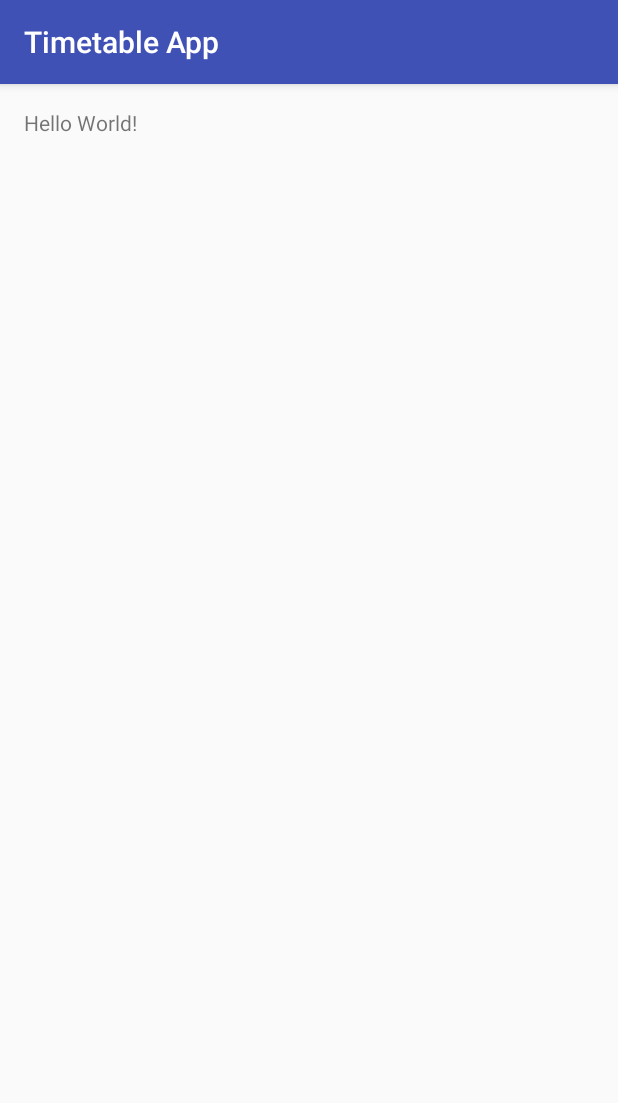
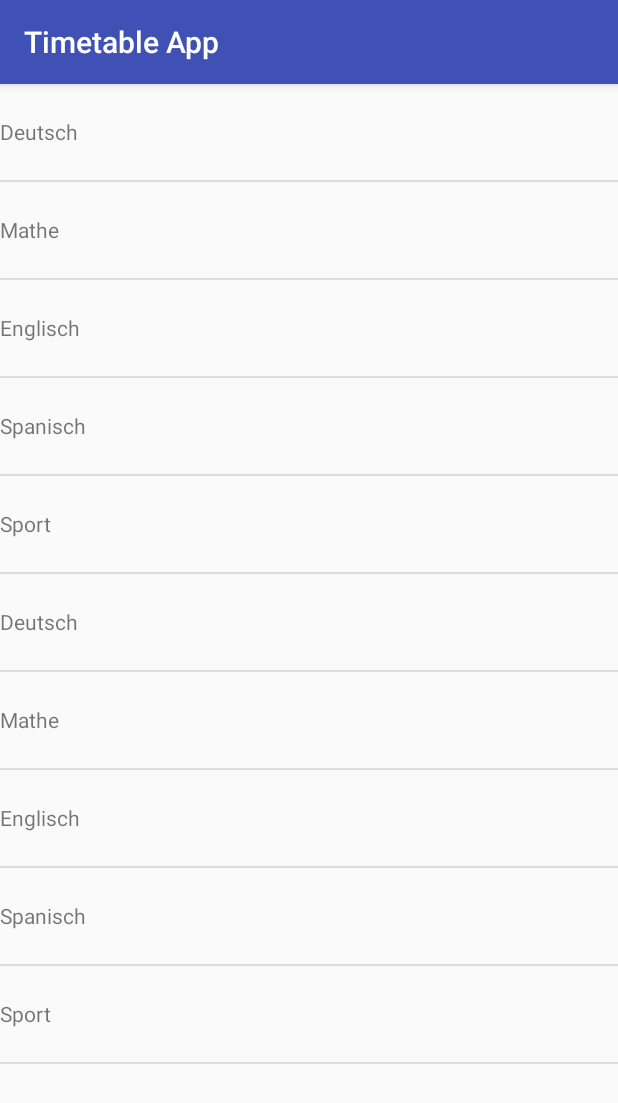
Before and after one commit to linkspote/timetable-app, an Android app: the screen it shows after launch (MainActivity), on a phone screen of 412 x 824 dp. Shown: the top 1103 px of the screen. Run offline under Robolectric (Android 15) with nearby library versions, the phone set to English and light mode, and no system bars.

Commit message:
[Feature] Added Fragment for ListView to show day or week data (only example data) [Feature] Added permission request for internet [Feature] Updated README.md [Feature] Updated and added layout files

```diff
--- a/app/src/main/AndroidManifest.xml
+++ b/app/src/main/AndroidManifest.xml
@@ -1,6 +1,8 @@
 <?xml version="1.0" encoding="utf-8"?>
 <manifest xmlns:android="http://schemas.android.com/apk/res/android"
     package="com.it_project.fg15a.timetable_app">
+
+    <uses-permission android:name="android.permission.INTERNET" />
 
     <application
         android:allowBackup="true"
--- /dev/null
+++ b/app/src/main/java/com/it_project/fg15a/timetable_app/MainActivityFragment.java
@@ -0,0 +1,48 @@
+package com.it_project.fg15a.timetable_app;
+
+import android.os.Bundle;
+import android.app.Fragment;
+import android.view.LayoutInflater;
+import android.view.View;
+import android.view.ViewGroup;
+import android.widget.ArrayAdapter;
+import android.widget.ListView;
+
+import java.util.ArrayList;
+import java.util.Arrays;
+import java.util.List;
+
+public class MainActivityFragment extends Fragment {
+
+    public MainActivityFragment() {
+    }
+
+    @Override
+    public View onCreateView(LayoutInflater inflater, ViewGroup container,
+                             Bundle savedInstanceState) {
+        String [] arrHours = {
+                "Deutsch",
+                "Mathe",
+                "Englisch",
+                "Spanisch",
+                "Sport",
+                "Deutsch",
+                "Mathe",
+                "Englisch",
+                "Spanisch",
+                "Sport"
+        }; // array with example data for ListView fragment
+
+        List<String> lsHours = new ArrayList<>(Arrays.asList(arrHours)); // turn Array into List
+
+        ArrayAdapter<String> arradHours = new ArrayAdapter<>(
+                getActivity(), R.layout.list_item_hours, R.id.tv_Hours, lsHours);
+
+        View vwRoot = inflater.inflate(R.layout.fragment_main, container, false);
+
+        ListView lvHours = (ListView) vwRoot.findViewById(R.id.lv_Hours); // find ListView in Fragment to fill it with data
+        lvHours.setAdapter(arradHours); // set data of ListView respectively of the ListItems
+
+        return vwRoot;
+    }
+}
--- a/app/src/main/res/layout/activity_main.xml
+++ b/app/src/main/res/layout/activity_main.xml
@@ -1,17 +1,9 @@
 <?xml version="1.0" encoding="utf-8"?>
-<RelativeLayout xmlns:android="http://schemas.android.com/apk/res/android"
+<fragment
+    xmlns:android="http://schemas.android.com/apk/res/android"
     xmlns:tools="http://schemas.android.com/tools"
-    android:id="@+id/activity_main"
+    android:id="@+id/fragment"
+    android:name="com.it_project.fg15a.timetable_app.MainActivityFragment"
+    tools:layout="@layout/fragment_main"
     android:layout_width="match_parent"
-    android:layout_height="match_parent"
-    android:paddingBottom="@dimen/activity_vertical_margin"
-    android:paddingLeft="@dimen/activity_horizontal_margin"
-    android:paddingRight="@dimen/activity_horizontal_margin"
-    android:paddingTop="@dimen/activity_vertical_margin"
-    tools:context="com.it_project.fg15a.timetable_app.MainActivity">
-
-    <TextView
-        android:layout_width="wrap_content"
-        android:layout_height="wrap_content"
-        android:text="Hello World!" />
-</RelativeLayout>
+    android:layout_height="match_parent" />
--- /dev/null
+++ b/app/src/main/res/layout/fragment_main.xml
@@ -0,0 +1,14 @@
+<?xml version="1.0" encoding="utf-8"?>
+<FrameLayout
+    xmlns:android="http://schemas.android.com/apk/res/android"
+    xmlns:tools="http://schemas.android.com/tools"
+    android:layout_width="match_parent"
+    android:layout_height="match_parent"
+    tools:context=".MainActivityFragment">
+
+
+    <ListView
+        android:layout_width="match_parent"
+        android:layout_height="match_parent"
+        android:id="@+id/lv_Hours" />
+</FrameLayout>
--- /dev/null
+++ b/app/src/main/res/layout/list_item_hours.xml
@@ -0,0 +1,8 @@
+<?xml version="1.0" encoding="utf-8"?>
+<TextView xmlns:android="http://schemas.android.com/apk/res/android"
+    android:layout_width="match_parent" android:layout_height="match_parent"
+    android:minHeight="?android:attr/listPreferredItemHeight"
+    android:gravity="center_vertical"
+    android:id="@+id/tv_Hours">
+
+</TextView>
```
Also changed, not shown: 1 other file.
